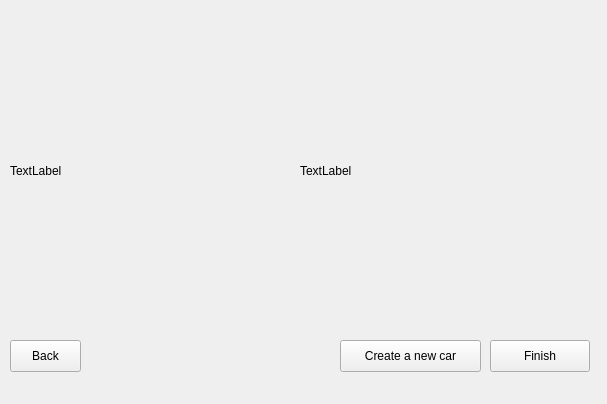
Old version of the form CustomRide/finishwindow.ui in the repository danialross/CustomRide.
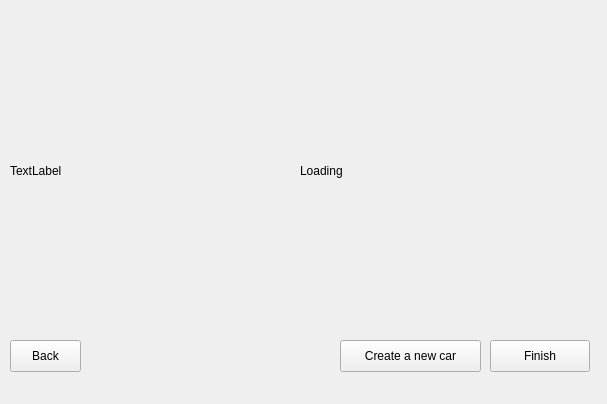
New version of the form.

Commit message:
Description Label
shows the specification of the created car in the description label

The edit to the form file:
```diff
--- a/CustomRide/finishwindow.ui
+++ b/CustomRide/finishwindow.ui
@@ -24,7 +24,7 @@
      </rect>
     </property>
     <property name="text">
-     <string>TextLabel</string>
+     <string>Loading</string>
     </property>
    </widget>
    <widget class="QPushButton" name="repeatButton">
```
The commit also changes 4 other files.
